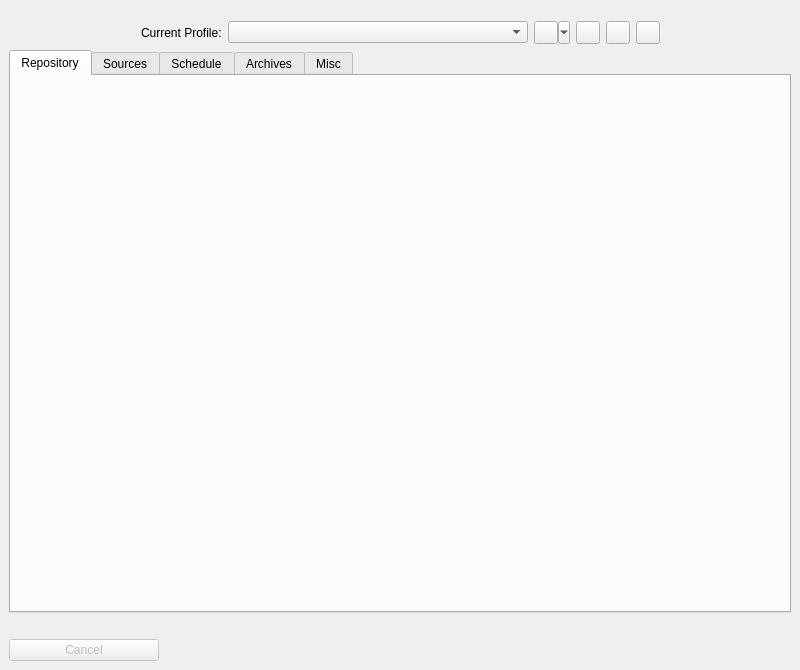
borgbase/vorta, file src/vorta/assets/UI/mainwindow.ui: the form before one commit.
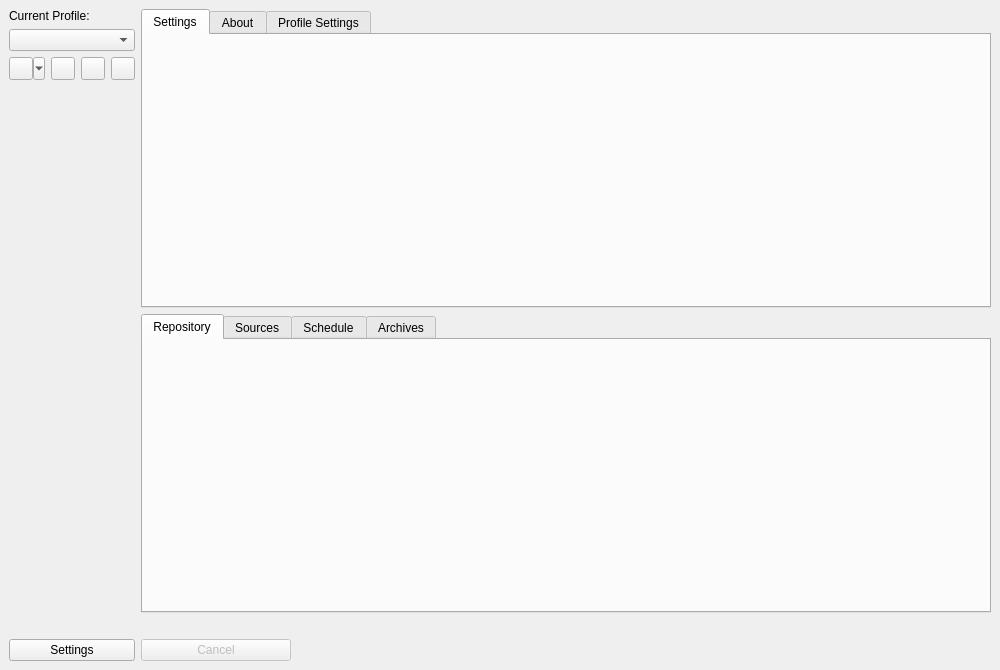
The form after the commit.

Commit message: sidebar created, settings tab created

```diff
--- a/src/vorta/assets/UI/mainwindow.ui
+++ b/src/vorta/assets/UI/mainwindow.ui
@@ -12,7 +12,7 @@
   </property>
   <property name="minimumSize">
    <size>
-    <width>800</width>
+    <width>1000</width>
     <height>600</height>
    </size>
   </property>
@@ -23,28 +23,9 @@
    <double>1.000000000000000</double>
   </property>
   <widget class="QWidget" name="centralwidget">
-   <layout class="QVBoxLayout" name="verticalLayout">
-    <item>
      <layout class="QHBoxLayout" name="horizontalLayout">
-      <property name="topMargin">
-       <number>12</number>
-      </property>
-      <property name="bottomMargin">
-       <number>0</number>
-      </property>
       <item>
-       <spacer name="horizontalSpacer">
-        <property name="orientation">
-         <enum>Qt::Horizontal</enum>
-        </property>
-        <property name="sizeHint" stdset="0">
-         <size>
-          <width>40</width>
-          <height>20</height>
-         </size>
-        </property>
-       </spacer>
-      </item>
+     <layout class="QVBoxLayout" name="verticalLayoutSidebar">
       <item>
        <widget class="QLabel" name="label">
         <property name="text">
@@ -54,10 +35,10 @@
       </item>
       <item>
        <widget class="QComboBox" name="profileSelector">
-        <property name="minimumSize">
+        <property name="fixedSize">
          <size>
-          <width>300</width>
-          <height>0</height>
+          <width>150</width>
+          <height>50</height>
          </size>
         </property>
         <property name="sizeAdjustPolicy">
@@ -66,6 +47,8 @@
        </widget>
       </item>
       <item>
+        <layout class="QHBoxLayout" name="horizontalLayout">
+          <item>
        <widget class="QToolButton" name="profileAddButton">
         <property name="toolTip">
          <string>Add a new profile (Dropdown: Import from file)</string>
@@ -114,20 +97,68 @@
         </property>
        </widget>
       </item>
+        </layout>
+      </item>
       <item>
-       <spacer name="horizontalSpacer_2">
+       <spacer name="verticalSpacer">
         <property name="orientation">
-         <enum>Qt::Horizontal</enum>
+         <enum>Qt::Vertical</enum>
         </property>
         <property name="sizeHint" stdset="0">
          <size>
-          <width>40</width>
-          <height>20</height>
+          <width>20</width>
+          <height>40</height>
          </size>
         </property>
        </spacer>
       </item>
+      <item>
+       <widget class="QPushButton" name="settingsButton">
+        <property name="text">
+         <string>Settings</string>
+        </property>
+       </widget>
+      </item>
      </layout>
+    </item>
+    <item>
+      <layout class="QVBoxLayout" name="verticalLayoutSidebar">
+        <item>
+         <widget class="QTabWidget" name="settingsWidget">
+          <property name="sizePolicy">
+           <sizepolicy hsizetype="Expanding" vsizetype="MinimumExpanding">
+            <horstretch>0</horstretch>
+            <verstretch>0</verstretch>
+           </sizepolicy>
+          </property>
+          <property name="documentMode">
+           <bool>false</bool>
+          </property>
+          <property name="tabsClosable">
+           <bool>false</bool>
+          </property>
+          <widget class="QWidget" name="SettingsTabSlot">
+           <property name="sizePolicy">
+            <sizepolicy hsizetype="Expanding" vsizetype="Expanding">
+             <horstretch>0</horstretch>
+             <verstretch>0</verstretch>
+            </sizepolicy>
+           </property>
+           <attribute name="title">
+            <string>Settings</string>
+           </attribute>
+          </widget>
+          <widget class="QWidget" name="AboutTabSlot">
+           <attribute name="title">
+            <string>About</string>
+           </attribute>
+          </widget>
+          <widget class="QWidget" name="profileTabSlot">
+           <attribute name="title">
+            <string>Profile Settings</string>
+           </attribute>
+          </widget>
+         </widget>
     </item>
     <item>
      <widget class="QTabWidget" name="tabWidget">
@@ -169,11 +200,6 @@
         <string>Archives</string>
        </attribute>
       </widget>
-      <widget class="QWidget" name="miscTabSlot">
-       <attribute name="title">
-        <string>Misc</string>
-       </attribute>
-      </widget>
      </widget>
     </item>
     <item>
@@ -228,6 +254,8 @@
          <bool>true</bool>
         </property>
        </widget>
+          </item>
+         </layout>
       </item>
      </layout>
     </item>
```
Lines whose indentation alone changed are shown as unchanged. The commit also changes 1 other file.
